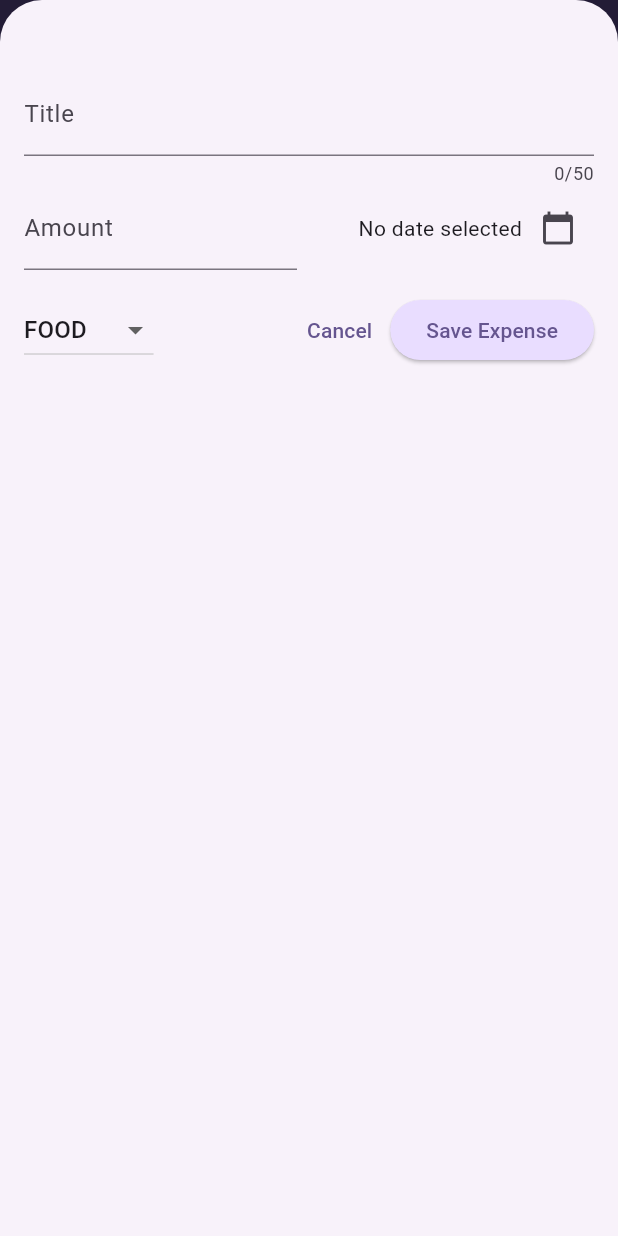
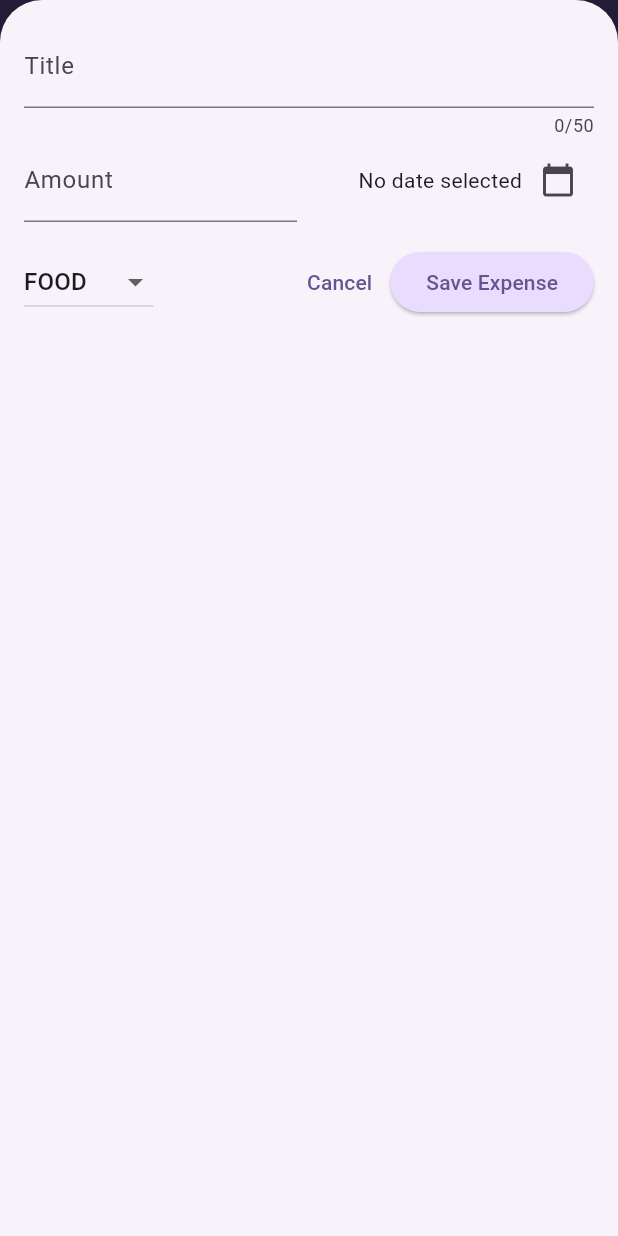
Before and after one commit to Faris-Abuali/Expense-Tracker, a Flutter app: the screen it shows after launch, after a tap on the "add" icon, on a phone screen of 412 x 824 dp. Run offline on Flutter 3.47's test engine with Material 3 defaults, Android fonts, the phone set to English and light mode, and no system bars.

```diff
--- a/lib/widgets/expenses.dart
+++ b/lib/widgets/expenses.dart
@@ -29,9 +29,10 @@ class _ExpensesState extends State<Expenses> {
 
   void _openAddExpenseOverlay() {
     showModalBottomSheet(
+      useSafeArea: true,
+      isScrollControlled: true,
       context: context,
       builder: (ctx) => NewExpense(onAddExpense: _addExpense),
-      isScrollControlled: true,
     );
     /**
      * When you're in a class that extends State, Flutter automatically adds a
--- a/lib/widgets/new_expense.dart
+++ b/lib/widgets/new_expense.dart
@@ -1,5 +1,8 @@
+import 'dart:io';
+
 import 'package:flutter/material.dart';
 import 'package:expense_tracker/models/expense.dart';
+import 'package:flutter/cupertino.dart';
 
 class NewExpense extends StatefulWidget {
   const NewExpense({super.key, required this.onAddExpense});
@@ -29,13 +32,25 @@ class _NewExpenseState extends State<NewExpense> {
     });
   }
 
-  void _submitExpenseData() {
-    final enteredAmount = double.tryParse(_amountController.text);
-    final isValidAmount = enteredAmount != null && enteredAmount > 0;
+  void _showInvalidInputAlert() {
+    if (Platform.isIOS) {
+      showCupertinoDialog(
+        context: context,
+        builder: (ctx) => CupertinoAlertDialog(
+          title: const Text('Invalid input'),
+          content: const Text(
+              'Please make sure a valid title, amount, and date was entered'),
+          actions: [
+            TextButton(
+              onPressed: () => Navigator.pop(ctx),
+              child: const Text('Okay'),
+            )
+          ],
+        ),
+      );
+      return;
+    }
 
-    if (_titleController.text.trim().isEmpty ||
-        !isValidAmount ||
-        _selectedDate == null) {
     showDialog(
       context: context,
       builder: (ctx) => AlertDialog(
@@ -50,7 +65,16 @@ class _NewExpenseState extends State<NewExpense> {
         ],
       ),
     );
+  }
 
+  void _submitExpenseData() {
+    final enteredAmount = double.tryParse(_amountController.text);
+    final isValidAmount = enteredAmount != null && enteredAmount > 0;
+
+    if (_titleController.text.trim().isEmpty ||
+        !isValidAmount ||
+        _selectedDate == null) {
+      _showInvalidInputAlert();
       return;
     }
 
@@ -73,16 +97,54 @@ class _NewExpenseState extends State<NewExpense> {
     _amountController.dispose();
   }
 
+  // 😔 We can use MediaQuery for this widget, but we wanted to explore the if/else method here.
   @override
   Widget build(BuildContext context) {
     final keyboardSpace = MediaQuery.of(context).viewInsets.bottom;
-    // will give the extra UI elements that overlap the UI from the bottom.
     // Will get the height taken up by the keyboard.
 
-    return Padding(
-      padding: const EdgeInsets.fromLTRB(16, 48, 16, 16),
+    return LayoutBuilder(builder: (ctx, constraints) {
+      // LayoutBuilder is a widget that gives you the constraints of the parent
+      // widget. It's useful when you want to know the size of the parent.
+      // Regardless of the screen orientation.
+
+      // LayoutBuilder will call its builder function every time the layout (constraints) changes.
+      final width = constraints.maxWidth;
+
+      return SizedBox(
+        height: double.infinity,
+        child: SingleChildScrollView(
+          child: Padding(
+            padding: EdgeInsets.fromLTRB(16, 16, 16, keyboardSpace + 16),
             child: Column(
               children: [
+                if (width >= 600)
+                  Row(
+                    crossAxisAlignment: CrossAxisAlignment.start,
+                    children: [
+                      Expanded(
+                        child: TextField(
+                          controller: _titleController,
+                          maxLength: 50,
+                          decoration: const InputDecoration(
+                            label: Text('Title'),
+                          ),
+                        ),
+                      ),
+                      const SizedBox(width: 24),
+                      Expanded(
+                        child: TextField(
+                          controller: _amountController,
+                          keyboardType: TextInputType.number,
+                          decoration: const InputDecoration(
+                            prefixText: '\$',
+                            label: Text('Amount'),
+                          ),
+                        ),
+                      ),
+                    ],
+                  )
+                else
                   TextField(
                     controller: _titleController,
                     maxLength: 50,
@@ -90,6 +152,45 @@ class _NewExpenseState extends State<NewExpense> {
                       label: Text('Title'),
                     ),
                   ),
+                if (width >= 600)
+                  Row(
+                    children: [
+                      DropdownButton(
+                        value: _selectedCategory,
+                        items: Category.values
+                            .map(
+                              (category) => DropdownMenuItem(
+                                value: category,
+                                child: Text(category.name.toUpperCase()),
+                              ),
+                            )
+                            .toList(),
+                        onChanged: (value) {
+                          if (value == null) return;
+                          setState(() => _selectedCategory = value);
+                        },
+                      ),
+                      const SizedBox(width: 24),
+                      Expanded(
+                        child: Row(
+                          mainAxisAlignment: MainAxisAlignment.end,
+                          crossAxisAlignment: CrossAxisAlignment.center,
+                          children: [
+                            Text(
+                              _selectedDate == null
+                                  ? 'No date selected'
+                                  : formatter.format(_selectedDate!),
+                            ),
+                            IconButton(
+                              onPressed: _presentDatePicker,
+                              icon: const Icon(Icons.calendar_today),
+                            ),
+                          ],
+                        ),
+                      ),
+                    ],
+                  )
+                else
                   Row(
                     children: [
                       Expanded(
@@ -123,6 +224,23 @@ class _NewExpenseState extends State<NewExpense> {
                     ],
                   ),
                 const SizedBox(height: 16),
+                if (width >= 600)
+                  Row(
+                    children: [
+                      const Spacer(),
+                      TextButton(
+                        onPressed: () {
+                          Navigator.pop(context);
+                        },
+                        child: const Text('Cancel'),
+                      ),
+                      ElevatedButton(
+                        onPressed: _submitExpenseData,
+                        child: const Text('Save Expense'),
+                      )
+                    ],
+                  )
+                else
                   Row(
                     children: [
                       DropdownButton(
@@ -138,7 +256,8 @@ class _NewExpenseState extends State<NewExpense> {
                         onChanged: (value) {
                           if (value == null) return;
                           setState(() => _selectedCategory = value);
-                  }),
+                        },
+                      ),
                       const Spacer(),
                       TextButton(
                         onPressed: () {
@@ -154,6 +273,9 @@ class _NewExpenseState extends State<NewExpense> {
                   ),
               ],
             ),
+          ),
+        ),
       );
+    });
   }
 }
```
Lines whose indentation alone changed are shown as unchanged.
